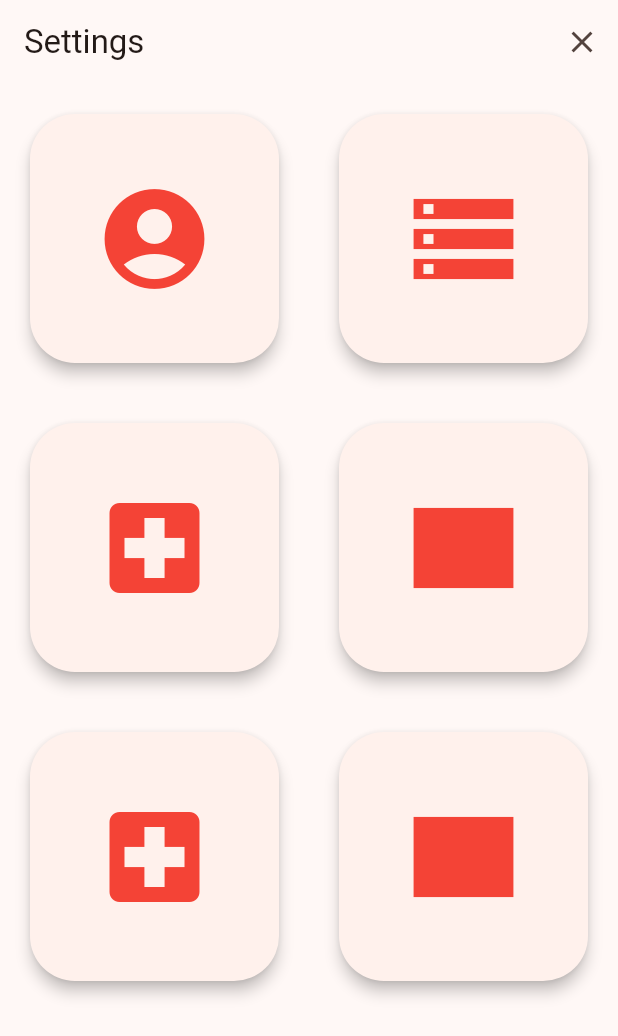
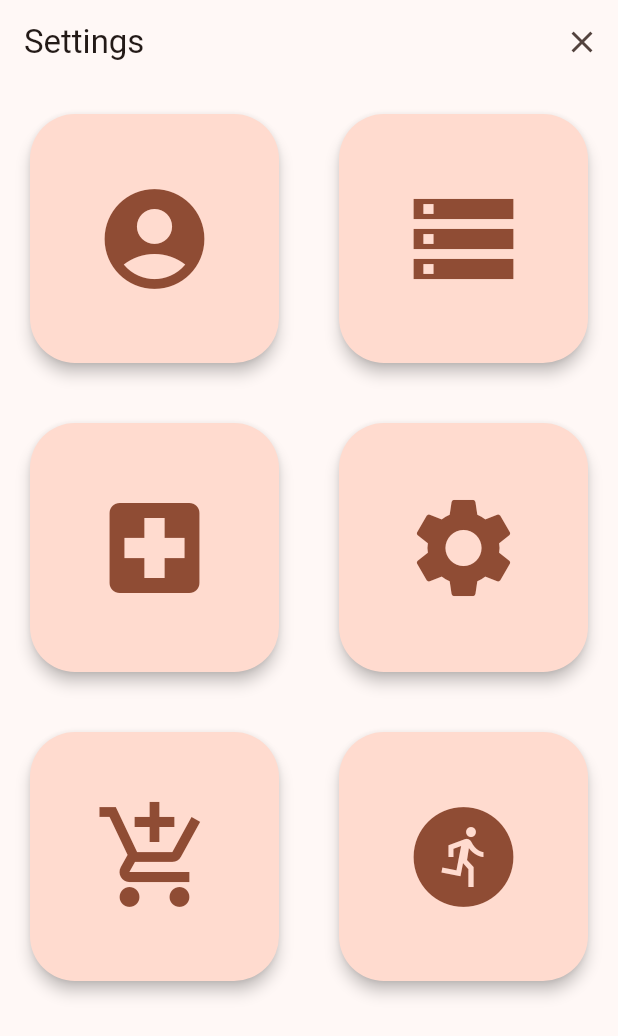
Before and after one commit to KarthiDreamr/UCare, a Flutter app: the screen it shows after launch, item 5 of the bottom bar chosen, on a phone screen of 412 x 824 dp. Shown: the top 1036 px of the screen. Run offline on Flutter 3.47's test engine with Material 2 defaults, Android fonts, the light colour scheme and no system bars; drawn by our look-alikes of dynamic_color; our stand-ins replace fl_chart, syncfusion_flutter_gauges.

Commit message:
made icon colors to be dynamic

```diff
--- a/ucare/lib/home_page.dart
+++ b/ucare/lib/home_page.dart
@@ -1,5 +1,4 @@
 import 'package:flutter/material.dart';
-import 'package:ucare/Components/custom_alert_dialog.dart';
 import 'package:ucare/explore_page1.dart';
 import 'package:ucare/page2.dart';
 import 'package:ucare/page3.dart';
@@ -53,7 +52,7 @@ class _HomePageState extends State<HomePage> {
         const Page2(),
         const Page3(),
         const Page4(),
-            const Page5()
+            Page5()
       ][currentPageIndex]),
       bottomNavigationBar: Container(
         decoration: const BoxDecoration(
@@ -72,7 +71,7 @@ class _HomePageState extends State<HomePage> {
               if(index==4){
                 Navigator.of(context).push(
                   MaterialPageRoute(
-                    builder: (context) => const Page5(),
+                    builder: (context) => Page5(),
                   ),
                 );
                 return;
--- a/ucare/lib/more_useless_page.dart
+++ b/ucare/lib/more_useless_page.dart
@@ -1,10 +1,14 @@
 import 'package:flutter/material.dart';
 
 class Page5 extends StatelessWidget {
-  const Page5({super.key});
+   Page5({super.key});
+
+  late BuildContext localContext;
 
   Card customIconCard(IconData iconData) {
+
     return Card(
+      color: Theme.of(localContext).colorScheme.primaryContainer,
       elevation: 4,
       shape: RoundedRectangleBorder(
         borderRadius: BorderRadius.circular(30),
@@ -15,7 +19,7 @@ class Page5 extends StatelessWidget {
         onPressed: null,
         icon: Icon(
           iconData,
-          color: Colors.red,
+          color: Theme.of(localContext).colorScheme.primary,
           size: 80,
         ),
       ),
@@ -24,8 +28,12 @@ class Page5 extends StatelessWidget {
 
   @override
   Widget build(BuildContext context) {
+
+    localContext = context;
+
     return Scaffold(
       appBar: AppBar(
+        // TODO: add a close button
         title: const Text("Settings"),
         actions: [
           IconButton(
@@ -50,13 +58,13 @@ class Page5 extends StatelessWidget {
               Icons.local_hospital
           ),
           customIconCard(
-              Icons.rectangle
+              Icons.settings
           ),
           customIconCard(
-              Icons.local_hospital
+              Icons.add_shopping_cart_outlined
           ),
           customIconCard(
-              Icons.rectangle
+              Icons.run_circle
           ),
         ],
       ),
```
Also changed, not shown: ucare/lib/Components/custom_card_text.dart (+0 -17 lines).
